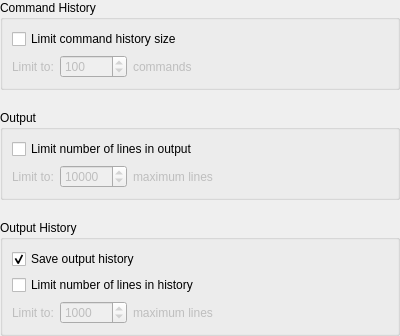
The window that smushclient-qt/cpp/ui/settings/history.ui (jnbooth/smushclient) describes before a commit, drawn with Qt 5.
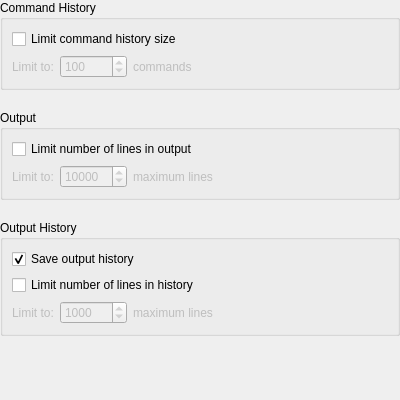
The same window after the commit.

Diff of the .ui file:
```diff
--- a/smushclient-qt/cpp/ui/settings/history.ui
+++ b/smushclient-qt/cpp/ui/settings/history.ui
@@ -7,7 +7,7 @@
     <x>0</x>
     <y>0</y>
     <width>400</width>
-    <height>327</height>
+    <height>400</height>
    </rect>
   </property>
   <property name="windowTitle">
```
Left out of the diff: 6 changed lines with no effect on the pictures.
